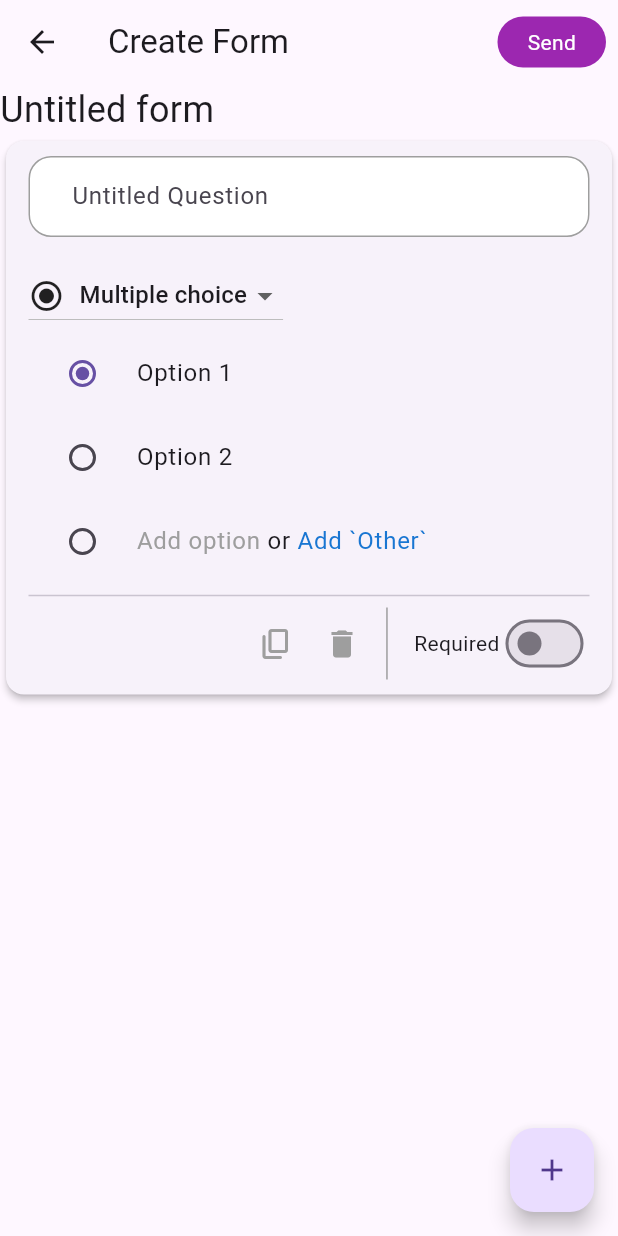
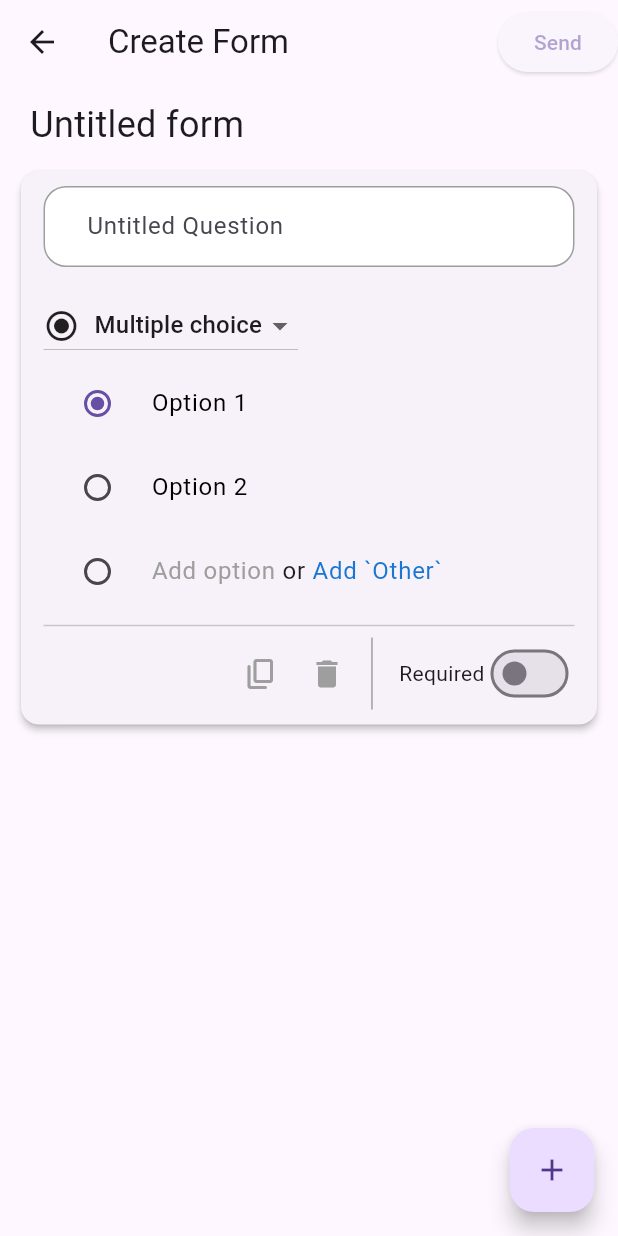
Before and after one commit to dustin-goldenowl/avnon, a Flutter app: the screen it shows after launch, on a phone screen of 412 x 824 dp. Run offline on Flutter 3.47's test engine with Material 3 defaults, Android fonts, the phone set to English and light mode, and no system bars; our stand-ins replace equatable, flutter_bloc, get_it, shared_preferences; generated files the repository leaves out were written again.

Commit message:
feat: check valid form

```diff
--- a/lib/src/features/create_form/create_form_page.dart
+++ b/lib/src/features/create_form/create_form_page.dart
@@ -10,7 +10,8 @@ import 'package:flutter_form_google/src/widget/option_item_view.dart';
 import 'package:uuid/uuid.dart';
 
 class CreateFormPage extends StatefulWidget {
-  const CreateFormPage({super.key});
+  const CreateFormPage({super.key, this.editFormData});
+  final MFormData? editFormData;
 
   static const routeName = '/create';
 
@@ -22,37 +23,36 @@ class _CreateFormPageState extends State<CreateFormPage> {
   @override
   Widget build(BuildContext context) {
     return BlocProvider(
-      create: (context) => CreateFormCubit(),
+      create: (context) => CreateFormCubit(widget.editFormData),
       child: BlocBuilder<CreateFormCubit, CreateFormState>(
           builder: (context, state) {
         return Scaffold(
             appBar: AppBar(
-              title: const Text("Create Form"),
+              title: Text(
+                  widget.editFormData != null ? "Edit Form" : "Create Form"),
               actions: [
-                InkWell(
-                    onTap: () {
-                      context.read<HomeBloc>().addNewForm(MFormData(
-                          id: Uuid().v4(),
+                Opacity(
+                  opacity: state.isEmptyForm ? 0.5 : 1,
+                  child: ElevatedButton(
+                      onPressed: () {
+                        if (state.isEmptyForm) return;
+                        Navigator.pop(context);
+                        if (widget.editFormData != null) {
+                          context.read<HomeBloc>().editNewForm(MFormData(
+                              id: widget.editFormData!.id,
                               title: state.titleForm,
                               questions: state.listFormData));
+                        } else {
+                          context.read<HomeBloc>().addNewForm(MFormData(
+                              id: const Uuid().v4(),
+                              title: state.titleForm,
+                              questions: state.listFormData));
+                        }
                       },
-                    child: Padding(
-                      padding: EdgeInsets.all(8.0),
-                      child: Container(
-                        decoration: BoxDecoration(
-                            color: Colors.purple,
-                            borderRadius:
-                                BorderRadius.all(Radius.circular(20))),
-                        child: Padding(
-                          padding: const EdgeInsets.symmetric(
-                              horizontal: 20, vertical: 7),
                       child: Text(
-                            "Send",
-                            style: TextStyle(color: Colors.white),
-                          ),
-                        ),
-                      ),
-                    ))
+                        widget.editFormData != null ? "Edit" : "Send",
+                      )),
+                )
               ],
             ),
             body: _body(context),
@@ -66,12 +66,15 @@ class _CreateFormPageState extends State<CreateFormPage> {
   }
 
   Widget _body(BuildContext context) {
-    return Column(
+    return Padding(
+      padding: const EdgeInsets.only(left: 10, right: 10),
+      child: Column(
         mainAxisSize: MainAxisSize.max,
         children: [
           _titleForm(context),
           Expanded(child: _listFormQuestion()),
         ],
+      ),
     );
   }
 
@@ -81,11 +84,10 @@ class _CreateFormPageState extends State<CreateFormPage> {
       return ListView.builder(
           itemCount: state.listFormData.length,
           itemBuilder: (context, position) {
-            return _itemAddQuestion(
-              context,
+            return _itemAddQuestion(context,
                 model: state.listFormData[position],
                 position: position,
-            );
+                isBottom: state.listFormData.length == position + 1);
           });
     });
   }
@@ -94,6 +96,7 @@ class _CreateFormPageState extends State<CreateFormPage> {
     return BlocBuilder<CreateFormCubit, CreateFormState>(
         builder: (context, state) {
       return Container(
+        margin: EdgeInsets.symmetric(horizontal: 10, vertical: 10),
         alignment: Alignment.centerLeft,
         child: state.isEditTitile
             ? InputWidget(
@@ -121,8 +124,14 @@ class _CreateFormPageState extends State<CreateFormPage> {
   }
 
   Widget _itemAddQuestion(BuildContext context,
-      {required MQuestion model, required int position}) {
-    return Card(
+      {required MQuestion model,
+      required int position,
+      required bool isBottom}) {
+    return Padding(
+      padding: EdgeInsets.only(
+        bottom: isBottom ? 40 : 10,
+      ),
+      child: Card(
         elevation: 2,
         child: Padding(
           padding:
@@ -144,6 +153,7 @@ class _CreateFormPageState extends State<CreateFormPage> {
                 position: position,
               )
             ],
+          ),
         ),
       ),
     );
@@ -235,16 +245,23 @@ class _CreateFormPageState extends State<CreateFormPage> {
             RadioListTile(
                 title: Row(
                   children: [
-                    Text(
-                      "Add option",
-                      style: TextStyle(color: Colors.grey),
-                    ),
-                    Text(" or "),
                     InkWell(
                       onTap: () {
                         context
                             .read<CreateFormCubit>()
-                            .addOptionQuestion(position);
+                            .addOptionQuestion(position, false);
+                      },
+                      child: const Text(
+                        "Add option",
+                        style: TextStyle(color: Colors.grey),
+                      ),
+                    ),
+                    const Text(" or "),
+                    InkWell(
+                      onTap: () {
+                        context
+                            .read<CreateFormCubit>()
+                            .addOptionQuestion(position, true);
                       },
                       child: Text(
                         "Add `Other`",
@@ -264,8 +281,6 @@ class _CreateFormPageState extends State<CreateFormPage> {
   Widget _radioBox(BuildContext context, {required int position}) {
     return _listOptionQuestion(position);
   }
-
-  bool _isRequired = false;
 
   Widget _bottomView(BuildContext context,
       {required MQuestion model, required int position}) {
@@ -325,8 +340,12 @@ class _CreateFormPageState extends State<CreateFormPage> {
   Widget _paragrahpView(BuildContext context,
       {required MQuestion model, required int position}) {
     return InputWidget(
-        decoration: InputDecoration(hintText: "Enter answer"),
+        decoration: const InputDecoration(hintText: "Enter answer"),
         value: model.resultParagraph,
-        onChanged: (value) {});
+        onChanged: (value) {
+          context
+              .read<CreateFormCubit>()
+              .onChangeParagraph(value: value, position: position);
+        });
   }
 }
--- a/lib/src/features/create_form/cubit/create_form_cubit.dart
+++ b/lib/src/features/create_form/cubit/create_form_cubit.dart
@@ -1,19 +1,10 @@
-import 'package:bloc/bloc.dart';
-import 'package:flutter/cupertino.dart';
-import 'package:flutter/services.dart';
+import 'package:flutter_bloc/flutter_bloc.dart';
+import 'package:flutter_form_google/src/data/models/form.dart';
 import 'package:flutter_form_google/src/data/models/question.dart';
 import 'package:flutter_form_google/src/features/create_form/cubit/create_form_state.dart';
-import 'package:flutter_form_google/src/model/form_data_model.dart';
-import 'package:flutter_form_google/src/route/coordinator.dart';
 
 class CreateFormCubit extends Cubit<CreateFormState> {
-  CreateFormCubit() : super(CreateFormState.ds()) {
-    _initEmptyForm();
-  }
-
-  _initEmptyForm() {
-    emit(state.copyWith(listFormData: [MQuestion.empty()]));
-  }
+  CreateFormCubit(MFormData? mFormData) : super(CreateFormState.ds(mFormData));
 
   void addNewForm() {
     List<MQuestion> updatedList = List.from(state.listFormData);
@@ -25,6 +16,11 @@ class CreateFormCubit extends Cubit<CreateFormState> {
     List<MQuestion> updatedList = List.from(state.listFormData);
     updatedList.removeAt(position);
     emit(state.copyWith(listFormData: updatedList));
+  }
+
+  void editFormData(MFormData mFormData) {
+    emit(state.copyWith(
+        titleForm: mFormData.title, listFormData: mFormData.questions));
   }
 
   void isEditTitleForm() {
@@ -45,12 +41,14 @@ class CreateFormCubit extends Cubit<CreateFormState> {
     emit(state.copyWith(listFormData: state.listFormData.toList()));
   }
 
-  void addOptionQuestion(int index) {
+  void addOptionQuestion(int index, bool isAddOther) {
     var list = state.listFormData.toList();
     var data = list[index];
     list[index] = list[index].copyWith(
         resultOption: data.resultOption.toList()
-          ..add("Option ${data.resultOption.length + 1}"));
+          ..add(isAddOther && !data.resultOption.contains("Others")
+              ? "Others"
+              : "Option ${data.resultOption.length + 1}"));
     emit(state.copyWith(listFormData: list.toList()));
   }
 
@@ -86,8 +84,9 @@ class CreateFormCubit extends Cubit<CreateFormState> {
 
   void isRequiredForm({required int position, required bool isRequired}) {
     List<MQuestion> listUpdated = List.from(state.listFormData);
-    listUpdated[position] =
-        listUpdated[position].copyWith(isRequired: isRequired);
+    listUpdated[position] = listUpdated[position].copyWith(
+      isRequired: isRequired,
+    );
     emit(state.copyWith(listFormData: listUpdated));
   }
 
@@ -97,4 +96,11 @@ class CreateFormCubit extends Cubit<CreateFormState> {
         listUpdated[position].copyWith(optionQuestion: value);
     emit(state.copyWith(listFormData: listUpdated));
   }
+
+  void onChangeParagraph({required String value, required int position}) {
+    List<MQuestion> listUpdated = List.from(state.listFormData);
+    listUpdated[position] =
+        listUpdated[position].copyWith(resultParagraph: value);
+    emit(state.copyWith(listFormData: listUpdated));
+  }
 }
--- a/lib/src/features/create_form/cubit/create_form_state.dart
+++ b/lib/src/features/create_form/cubit/create_form_state.dart
@@ -1,4 +1,5 @@
 import 'package:equatable/equatable.dart';
+import 'package:flutter_form_google/src/data/models/form.dart';
 import 'package:flutter_form_google/src/data/models/question.dart';
 
 class CreateFormState extends Equatable {
@@ -11,10 +12,32 @@ class CreateFormState extends Equatable {
     required this.isEditTitile,
   });
 
+  bool get isEmptyForm {
+    bool isEmpty = false;
+    if (titleForm == "Untitled form") return true;
 
-  factory CreateFormState.ds() {
-    return const CreateFormState(
-        listFormData: [], titleForm: "Untitled form", isEditTitile: false);
+    for (var item in listFormData) {
+      if (item.question.isEmpty) isEmpty = true;
+      if (item.optionQuestion == 2 && item.resultParagraph.isEmpty) {
+        isEmpty = true;
+      }
+    }
+
+    return isEmpty;
+  }
+
+  factory CreateFormState.ds(MFormData? mFormData) {
+    if (mFormData != null) {
+      return CreateFormState(
+          listFormData: mFormData.questions,
+          titleForm: mFormData.title,
+          isEditTitile: false);
+    } else {
+      return CreateFormState(
+          listFormData: [MQuestion.empty()],
+          titleForm: "Untitled form",
+          isEditTitile: false);
+    }
   }
 
   CreateFormState copyWith({
--- a/lib/src/route/router.dart
+++ b/lib/src/route/router.dart
@@ -17,8 +17,9 @@ class AppRouter {
             return SettingsView(controller: GetIt.I<SettingsController>());
           case CreateFormPage.routeName:
             final param = routeSettings.arguments as MFormData?;
-            // TODO
-            return const CreateFormPage();
+            return CreateFormPage(
+              editFormData: param,
+            );
           case ResponsePage.routeName:
             return const ResponsePage();
           case HomePage.routeName:
--- a/lib/src/widget/option_item_view.dart
+++ b/lib/src/widget/option_item_view.dart
@@ -36,13 +36,22 @@ class _OptionItemViewState extends State<OptionItemView> {
                 });
               },
             )
-          : InkWell(
-              onTap: () {
-                setState(() {
-                  isShowText = true;
-                });
-              },
-              child: Text(widget.result)),
+          : IgnorePointer(
+              ignoring: widget.result == "Others",
+              child: InkWell(
+                  onTap: () {
+                    setState(() {
+                      isShowText = true;
+                    });
+                  },
+                  child: Text(
+                    widget.result,
+                    style: TextStyle(
+                        color: widget.result == "Others"
+                            ? Colors.grey
+                            : Colors.black),
+                  )),
+            ),
       value: widget.result,
       groupValue: widget.groupValue,
       onChanged: widget.onChange,
```
Also changed, not shown: lib/src/features/create_response/create_response_page.dart (added, +36 -0 lines), lib/src/features/home/logic/home_bloc.dart (+8 -0 lines). Lines whose indentation alone changed are shown as unchanged.
